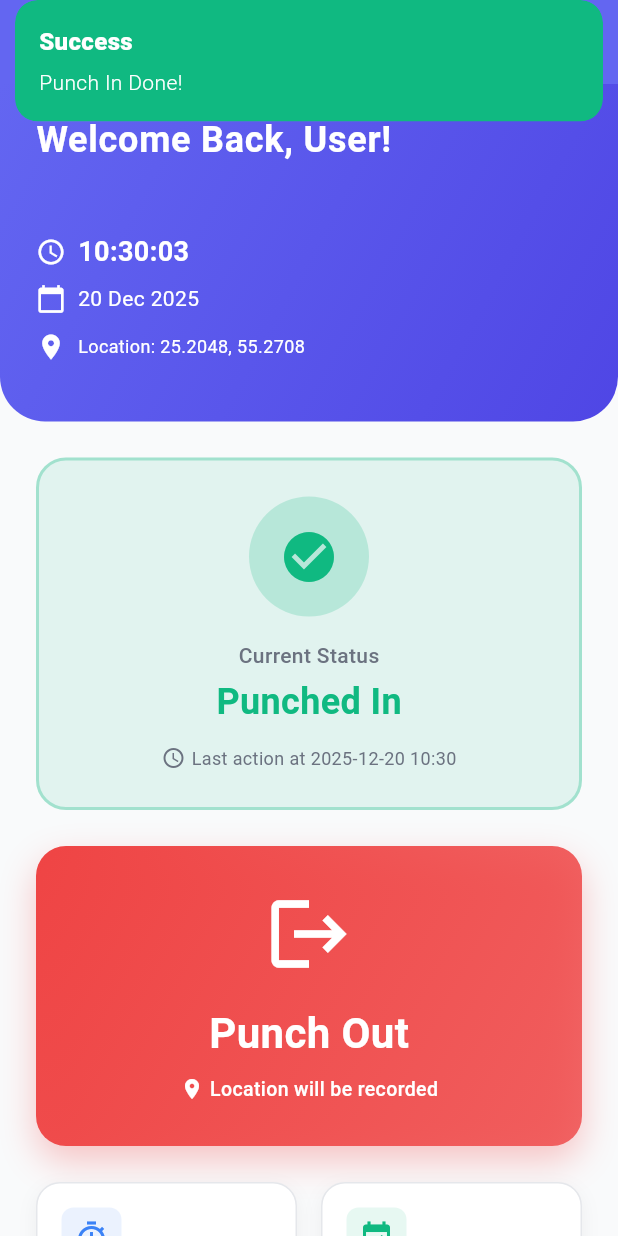
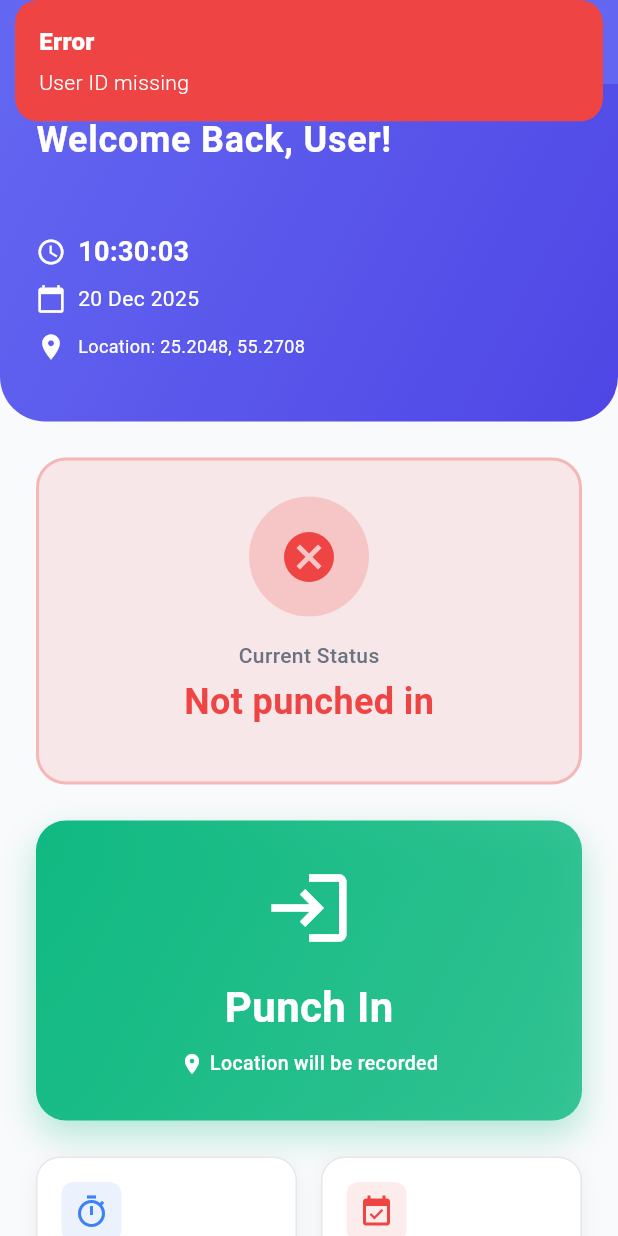
Before and after one commit to vishnuanil23/AimsTimekeeper, a Flutter app: the HomeView screen opened by its route, after a tap on "Punch In", on a phone screen of 412 x 824 dp. Run offline on Flutter 3.47's test engine with Material 3 defaults, Android fonts, the phone set to English and light mode, and no system bars; our stand-ins replace geolocator, get, shared_preferences; accounts and stored records are empty.

Commit message:
Integrate punch in API and update punch logic
Replaced local punch in/out logic with API integration in HomeViewModel. Updated AttendanceRepository to send userId and action for punch in. Adjusted constants for punch endpoints and removed unused date formatting code.

```diff
--- a/lib/data/repositories/attendance_repository.dart
+++ b/lib/data/repositories/attendance_repository.dart
@@ -8,6 +8,7 @@ class AttendanceRepository {
 
   /// Punch in with latitude and longitude
   Future<ApiResponse> punchIn({
+    required int userId,
     required double latitude,
     required double longitude,
   }) async {
@@ -17,7 +18,8 @@ class AttendanceRepository {
     return await _apiHandler.post(
       AppConstants.punchInEndpoint,
       {
-        'timestamp': DateTime.now().toIso8601String(),
+         "userId": userId,
+        "action": "IN",
         'latitude': latitude,
         'longitude': longitude,
       },
--- a/lib/features/home/viewmodels/home_viewmodel.dart
+++ b/lib/features/home/viewmodels/home_viewmodel.dart
@@ -1,5 +1,6 @@
 // lib/features/home/viewmodels/home_viewmodel.dart
 
+import 'package:aims_timekeeper/data/repositories/attendance_repository.dart';
 import 'package:aims_timekeeper/utils/date_time_utils.dart';
 import 'package:get/get.dart';
 import '../../../core/services/storage_service.dart';
@@ -20,6 +21,7 @@ class HomeState {
   bool isPunchedIn;
   DateTime? lastPunchInTime;
   DateTime? lastPunchOutTime;
+  int? attendanceId;
 
   bool isLoading;
 
@@ -31,6 +33,7 @@ class HomeState {
     this.userName = "",
     String? currentTime,
     String? currentDate,
+    int? attendanceId,
     this.hasLocation = false,
     this.currentLatitude,
     this.currentLongitude,
@@ -48,16 +51,6 @@ class HomeState {
 
   static String _formatTime(DateTime dt) =>
       '${_two(dt.hour)}:${_two(dt.minute)}:${_two(dt.second)}';
-
-  static String _formatDate(DateTime dt) {
-  const months = [
-    "Jan", "Feb", "Mar", "Apr", "May", "Jun",
-    "Jul", "Aug", "Sep", "Oct", "Nov", "Dec"
-  ];
-  final monthName = months[dt.month - 1];
-  return '${dt.day} $monthName ${dt.year}';
-}
-
 
   static String _two(int n) => n.toString().padLeft(2, '0');
 
@@ -80,6 +73,7 @@ class HomeState {
 }
 
 class HomeViewModel extends GetxController {
+  final AttendanceRepository _attendanceRepo = Get.put(AttendanceRepository());
   final StorageService _storage = Get.find<StorageService>();
   final Rx<HomeState> homeState = HomeState().obs;
 
@@ -160,42 +154,86 @@ class HomeViewModel extends GetxController {
     });
   }
 
-  /// Temporary local Punch In / Punch Out (Before API Integration)
+  /// Punch In / Punch Out
  Future<void> togglePunch() async {
   if (homeState.value.isLoading || homeState.value.isFetchingLocation) return;
 
+  // Set loading states
   homeState.update((s) {
     if (s == null) return;
     s.isLoading = true;
     s.isFetchingLocation = true;
   });
 
-    // Simulate location
+  // Simulate location fetching
   await Future.delayed(const Duration(milliseconds: 600));
+
+  const lat = 25.2048;
+  const lng = 55.2708;
+
   homeState.update((s) {
     if (s == null) return;
-      s.currentLatitude = 25.2048;
-      s.currentLongitude = 55.2708;
+    s.currentLatitude = lat;
+    s.currentLongitude = lng;
     s.hasLocation = true;
     s.isFetchingLocation = false;
   });
 
   await Future.delayed(const Duration(milliseconds: 300));
 
+  //  If NOT punched in → Call PUNCH IN API
   if (!homeState.value.isPunchedIn) {
-      // Punch IN
+    try {
+      // Get saved user
+      final user = await _storage.getUser();
+      final int? userId = user?["id"];
+
+      if (userId == null) {
+        _showError("User ID missing");
+        homeState.update((s) => s?.isLoading = false);
+        return;
+      }
+
+      // Call API
+      final response = await _attendanceRepo.punchIn(
+        userId: userId,
+        latitude: lat,
+        longitude: lng,
+      );
+
+      if (!response.success) {
+        _showError(response.message ?? "Punch IN failed");
+        homeState.update((s) => s?.isLoading = false);
+        return;
+      }
+
+      // Parse API data
+      final data = response.data["data"];
+      final dt = DateTime.parse(data["lastPunchTime"]);
+
+      // Update state based on API response
       homeState.update((s) {
         if (s == null) return;
         s.isPunchedIn = true;
-        s.lastPunchInTime = DateTime.now();
+        s.lastPunchInTime = dt;
+        s.attendanceId = data["attendanceId"];
         s.lastPunchOutTime = null;
         s.statusText = "Punched In";
         s.buttonText = "Punch Out";
         s.isLoading = false;
       });
+
       _showSuccess("Punch In Done!");
-    } else {
-      // Punch OUT
+
+    } catch (e) {
+      _showError("Error: $e");
+      homeState.update((s) => s?.isLoading = false);
+    }
+
+    return;
+  }
+
+  // 3️⃣ If already punched in → (Keep existing demo Punch OUT)
   homeState.update((s) {
     if (s == null) return;
     s.isPunchedIn = false;
@@ -204,9 +242,10 @@ class HomeViewModel extends GetxController {
     s.buttonText = "Punch In";
     s.isLoading = false;
   });
+
   _showSuccess("Punch Out Done!");
 }
-  }
+
 
   /// Logout (demo)
   void logout() {
--- a/lib/utils/constants.dart
+++ b/lib/utils/constants.dart
@@ -1,10 +1,10 @@
 class AppConstants {
-  static const String baseUrl = "http://10.0.2.2:5078/";
+  static const String baseUrl = "http://10.0.2.2:5078";
 
 
   static const String loginEndpoint = '/auth/login';
-  static const String punchInEndpoint = '/attendance/punch-in';
-  static const String punchOutEndpoint = '/attendance/punch-out';
+  static const String punchInEndpoint = '/attendance/punch';
+  static const String punchOutEndpoint = '/attendance/punch';
   static const String attendanceStatusEndpoint = '/attendance/status';
 
   static const String tokenKey = 'auth_token';
```
Lines whose indentation alone changed are shown as unchanged.
